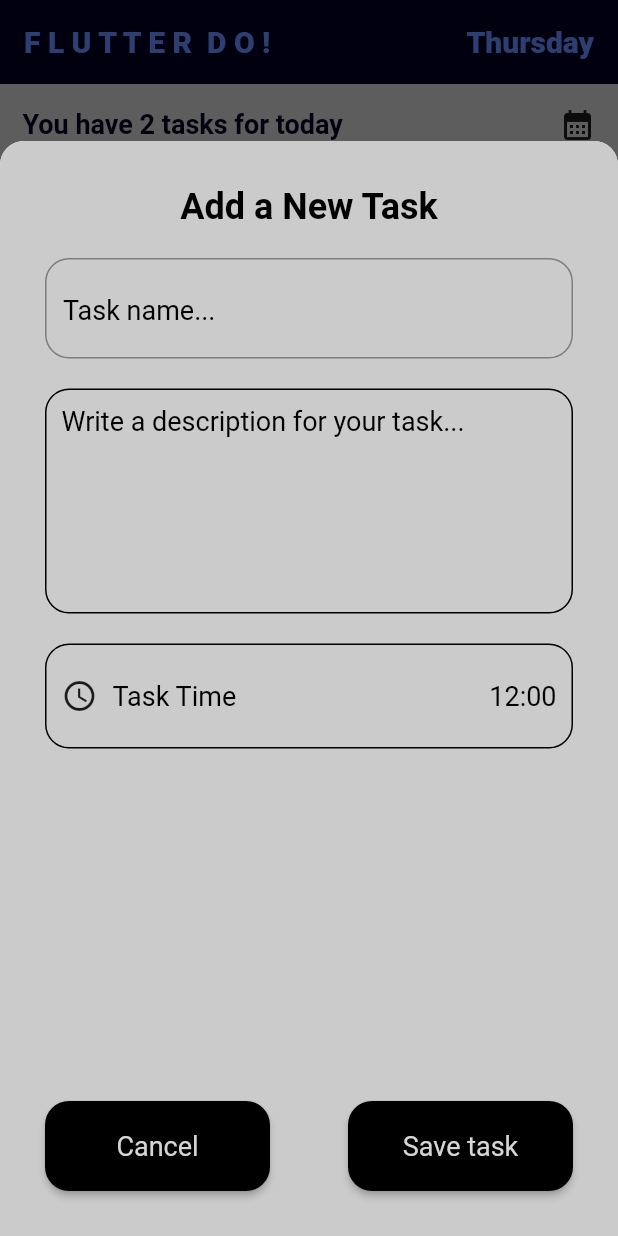
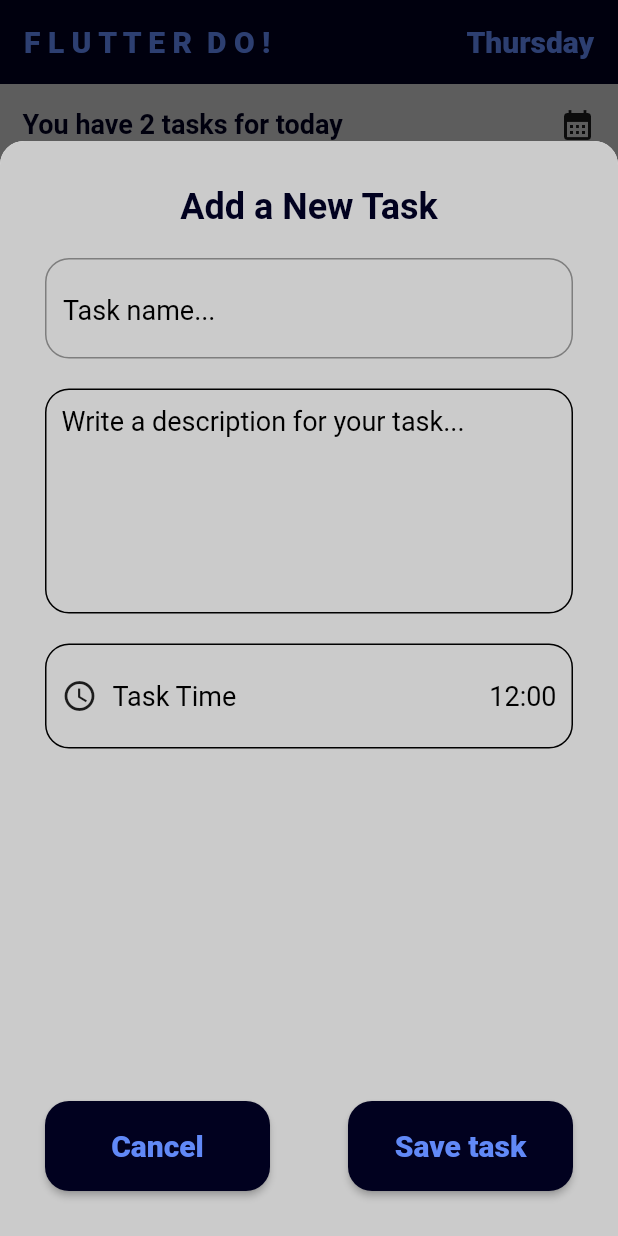
Before and after one commit to OGabrielPereira/FlutterDo, a Flutter app: the screen it shows after launch, after a tap on the "add" icon, on a phone screen of 412 x 824 dp. Run offline on Flutter 3.47's test engine with Material 2 defaults, Android fonts, the phone set to English and light mode, and no system bars; drawn by our look-alikes of flutter_slidable; our stand-ins replace hive_flutter; accounts and stored records are empty.

Commit message:
Minimal ajusts

```diff
--- a/lib/pages/home_page.dart
+++ b/lib/pages/home_page.dart
@@ -96,19 +96,6 @@ class _HomePageState extends State<HomePage> {
 
   // function to create a new task
   void createNewTask() {
-    // showDialog(
-    //   context: context,
-    //   builder: (context) {
-    //     return DialogBox(
-    //       controller: _controller,
-    //       onSave: saveNewTask,
-    //       onCancel: () {
-    //         Navigator.of(context).pop();
-    //         _controller.clear();
-    //       },
-    //     );
-    //   },
-    // );
     showModalBottomSheet(
       context: context,
       shape: RoundedRectangleBorder(
@@ -159,7 +146,7 @@ class _HomePageState extends State<HomePage> {
       ),
 
       floatingActionButton: FloatingActionButton(
-        backgroundColor: const Color.fromARGB(216, 0, 0, 0),
+        backgroundColor: const Color.fromARGB(255, 1, 1, 31),
         onPressed: createNewTask,
         child: const Icon(Icons.add),
       ),
@@ -171,7 +158,7 @@ class _HomePageState extends State<HomePage> {
             child: Row(
               mainAxisAlignment: MainAxisAlignment.spaceBetween,
               children: [
-                Text("You have ${db.toDoList.length} tasks for today",
+                Text("You have ${db.toDoList.length == 1 ? "${db.toDoList.length} task" : "${db.toDoList.length} tasks"} for today",
                   style: const TextStyle(
                     color: Color.fromARGB(255, 1, 1, 31),
                     fontSize: 18,
--- a/lib/utils/modal_dialog_box.dart
+++ b/lib/utils/modal_dialog_box.dart
@@ -41,7 +41,7 @@ class ModalDialogBox extends StatelessWidget {
                   const Text(
                       "Add a New Task",
                       style: TextStyle(
-                        color: Color.fromARGB(255, 0, 0, 0),
+                        color: Color.fromARGB(255, 1, 1, 31),
                         fontSize: 24,
                         fontWeight: FontWeight.w700,
                       ),
--- a/lib/utils/my_button.dart
+++ b/lib/utils/my_button.dart
@@ -22,13 +22,13 @@ class MyButton extends StatelessWidget {
         borderRadius: BorderRadius.circular(16.0),
       ),
       onPressed: onPressed,
-      color: const Color.fromARGB(255, 0, 0, 0),
+      color: const Color.fromARGB(255, 1, 1, 31),
       child: Text(
         text,
         style: const TextStyle(
-          color: Color.fromARGB(255, 214, 214, 214),
-          fontSize: 18,
-          fontWeight: FontWeight.w400,
+          color: Color.fromARGB(255, 97, 137, 247),
+          fontSize: 20,
+          fontWeight: FontWeight.w900,
         )
       ),
     );
```
